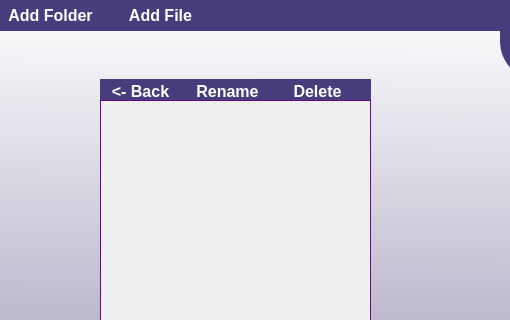
Qt form OneDrive/OneDrive/Account.ui (mihaitudor17/One-Drive) before a commit; both pictures show x 0 to 510 and y 0 to 320 of the 1227 by 753 pixel window.
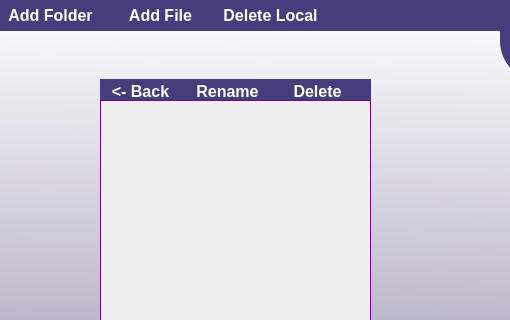
The same form after that commit. Icons and pictures are not drawn.

Commit message: Added hover for the trash button.

```diff
--- a/OneDrive/OneDrive/Account.ui
+++ b/OneDrive/OneDrive/Account.ui
@@ -466,6 +466,36 @@
      <string>Add File</string>
     </property>
    </widget>
+   <widget class="QPushButton" name="back_local_5">
+    <property name="geometry">
+     <rect>
+      <x>220</x>
+      <y>0</y>
+      <width>101</width>
+      <height>31</height>
+     </rect>
+    </property>
+    <property name="styleSheet">
+     <string notr="true">QPushButton
+{
+font-weight:bold ;
+font-style : normal;
+border: 0.1px solid black;
+border-radius:15px;
+background:rgb(71, 61, 124);
+color:white;
+font-size:16px;
+}
+
+QPushButton:hover
+{
+   background-color:rgb(170, 149, 255);
+}</string>
+    </property>
+    <property name="text">
+     <string>Delete Local</string>
+    </property>
+   </widget>
   </widget>
   <widget class="QPushButton" name="trashButton">
    <property name="geometry">
```
Left out of the diff: 34 changed lines with no effect on the pictures. The commit also changes 4 other files.
